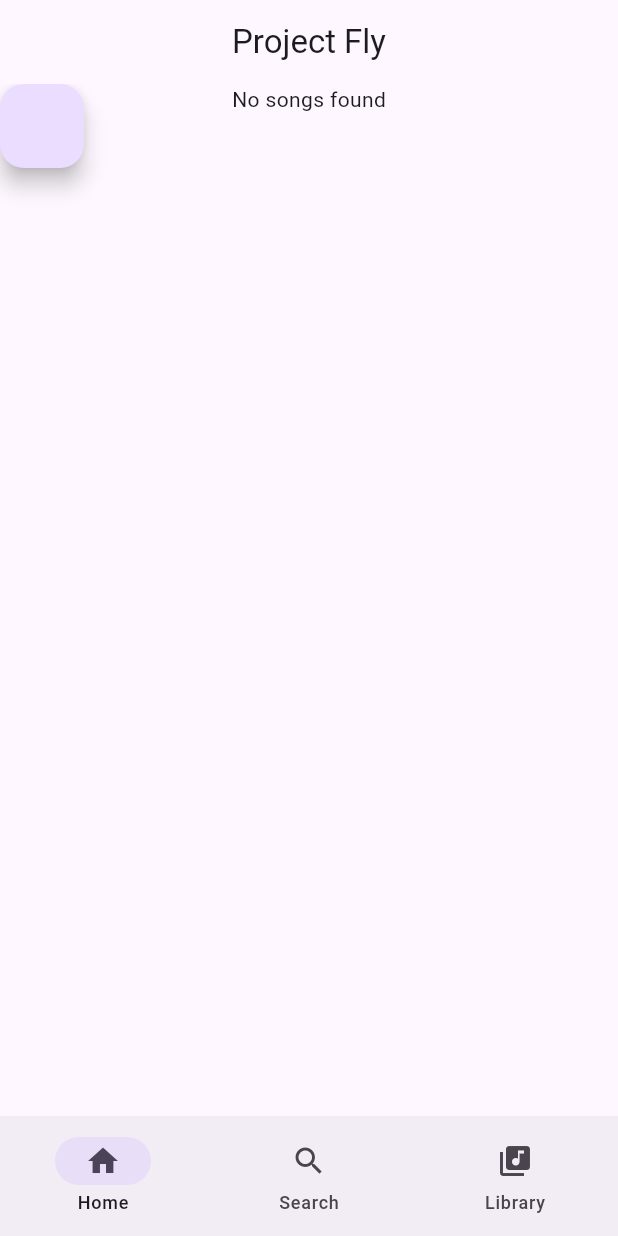
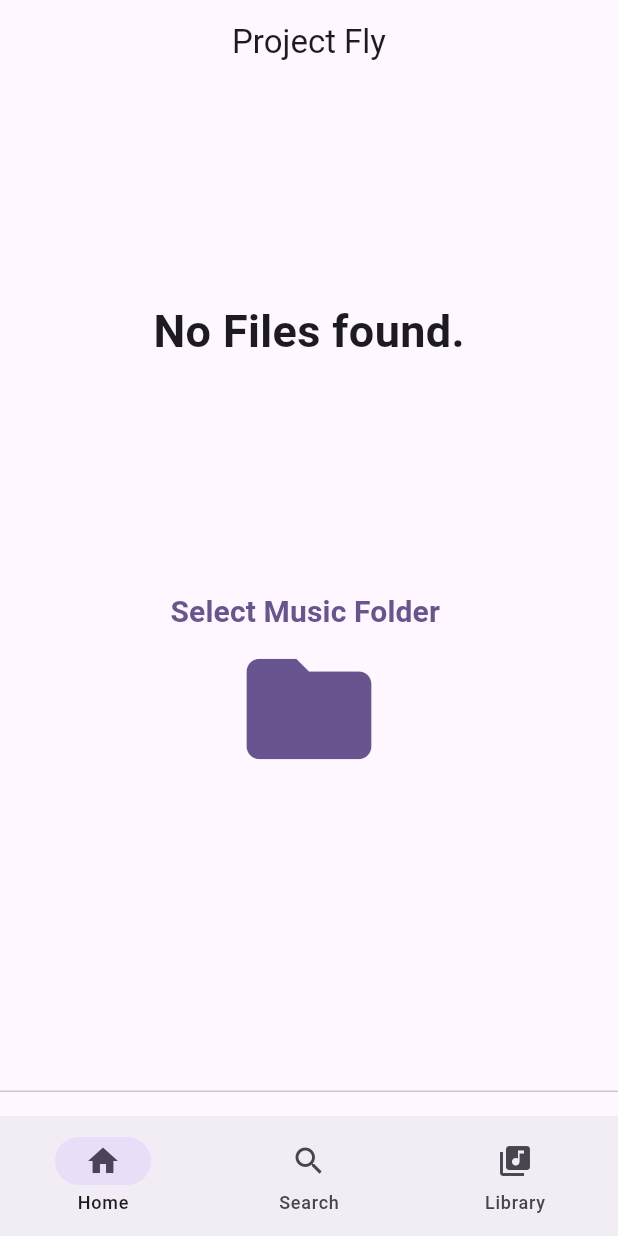
Before and after one commit to Demohstens/project_fly, a Flutter app: the screen it shows after launch, on a phone screen of 412 x 824 dp. Run offline on Flutter 3.47's test engine with Material 3 defaults, Android fonts, the phone set to English and light mode, and no system bars; our stand-ins replace audio_service, audioplayers, file_picker, sizer; missing offline and left inert: aura_box, flutter_media_metadata.

Commit message:
File picker

```diff
--- a/lib/components/home_subpage.dart
+++ b/lib/components/home_subpage.dart
@@ -1,11 +1,10 @@
-import 'dart:io';
-
 import 'package:flutter/material.dart';
 import 'package:project_fly/components/song_list_item.dart';
 import 'package:project_fly/models/player.dart';
+import 'package:project_fly/models/settings.dart';
 import 'package:project_fly/models/song.dart';
-import 'package:project_fly/models/songs.dart';
 import 'package:provider/provider.dart';
+import 'package:sizer/sizer.dart';
 
 class HomeSubPage extends StatelessWidget {
   const HomeSubPage({Key? key}) : super(key: key);
@@ -22,24 +21,68 @@ class ListOfSongs extends StatelessWidget {
 
   @override
   Widget build(BuildContext context) {
-    List<Song> songs = context.watch<Songs>().songs;
-    return Stack(children: [
-      ListView.builder(
-        itemCount: songs.length == 0 ? 1 : songs.length,
+    List<Song> songs = context.watch<FlyAudioHandler>().songs;
+    return RefreshIndicator(
+        onRefresh: () async {
+          return context
+              .read<FlyAudioHandler>()
+              .updateSongList(context.read<Settings>().musicDirectory);
+        },
+        child: Row(children: [
+          Flexible(
+            child: ListView.builder(
+              itemCount: songs.isEmpty ? 1 : songs.length,
               itemBuilder: (context, index) {
                 if (songs.isEmpty) {
-            return const Center(
-              child: Text("No songs found"),
-            );
+                  return Center(
+                      child: Column(
+                    mainAxisAlignment: MainAxisAlignment.spaceEvenly,
+                    children: [
+                      Container(
+                          height: 40.h,
+                          child: Column(
+                            mainAxisAlignment: MainAxisAlignment.center,
+                            children: [
+                              Text(
+                                "No Files found.",
+                                style: TextStyle(
+                                  fontWeight: FontWeight.bold,
+                                  fontSize: 30,
+                                ),
+                              ),
+                            ],
+                          )),
+                      TextButton(
+                          onPressed: () {
+                            selectMusicFolder().then((dir) {
+                              if (dir != null) {
+                                context.read<Settings>().setMusicDirectory(dir);
+                              } else {
+                                print("No valid dir selected.");
+                              }
+                            });
+                          },
+                          child: const Column(
+                            children: [
+                              Text(
+                                "Select Music Folder ",
+                                style: TextStyle(
+                                  fontWeight: FontWeight.bold,
+                                  fontSize: 20,
+                                ),
+                              ),
+                              Icon(Icons.folder, size: 100),
+                            ],
+                          ))
+                    ],
+                  ));
                 } else {
                   Song song = songs[index];
                   return SongListitem(song: song);
                 }
               },
             ),
-      FloatingActionButton(onPressed: () {
-        context.read<Songs>().updateSongList();
-      })
-    ]);
+          )
+        ]));
   }
 }
--- a/lib/components/song_list_item.dart
+++ b/lib/components/song_list_item.dart
@@ -1,6 +1,8 @@
 import 'package:flutter/material.dart';
 import 'package:project_fly/components/song_component.dart';
+import 'package:project_fly/models/player.dart';
 import 'package:project_fly/models/song.dart';
+import 'package:provider/provider.dart';
 
 class SongListitem extends StatelessWidget {
   final Song song;
@@ -9,8 +11,7 @@ class SongListitem extends StatelessWidget {
   Widget build(BuildContext context) {
     return ListTile(
       onTap: () {
-        Navigator.push(context,
-            MaterialPageRoute(builder: (context) => SongComponent(song: song)));
+        context.read<FlyAudioHandler>().playSong(song);
       },
       title: Text(song.title),
       subtitle: Text(song.artist ?? ""),
--- a/lib/main.dart
+++ b/lib/main.dart
@@ -9,6 +9,8 @@ import 'package:sizer/sizer.dart';
 
 late FlyAudioHandler audioHandler;
 Future<void> main() async {
+  WidgetsFlutterBinding.ensureInitialized(); // Ensure this is called
+
   audioHandler = await AudioService.init(
       builder: () => FlyAudioHandler(),
       config: const AudioServiceConfig(
--- a/lib/models/settings.dart
+++ b/lib/models/settings.dart
@@ -1,5 +1,6 @@
 import 'dart:io';
 
+import 'package:file_picker/file_picker.dart';
 import 'package:flutter/material.dart';
 import 'package:path_provider/path_provider.dart';
 
@@ -19,6 +20,15 @@ class Settings extends ChangeNotifier {
 
   void setMusicDirectory(Directory? directory) async {
     _musicDirectory = directory ?? await getApplicationDocumentsDirectory();
+    print("Music dir set to: $directory");
     notifyListeners();
   }
 }
+
+Future<Directory?> selectMusicFolder() async {
+  Directory? dir;
+  String? dirPath =
+      await FilePickerIO().getDirectoryPath(dialogTitle: "Select Music folder");
+  dirPath != null ? dir = Directory(dirPath).absolute : dir = null;
+  return dir;
+}
--- a/lib/pages/homepage.dart
+++ b/lib/pages/homepage.dart
@@ -1,10 +1,8 @@
-import 'dart:io';
-
 import 'package:flutter/material.dart';
+import 'package:project_fly/components/currently_playing_island.dart';
 import 'package:project_fly/components/home_subpage.dart';
-import 'package:project_fly/components/song_component.dart';
-import 'package:project_fly/models/song.dart';
-import 'package:project_fly/models/songs.dart';
+import 'package:project_fly/models/player.dart';
+import 'package:project_fly/models/settings.dart';
 import 'package:provider/provider.dart';
 
 class HomePage extends StatefulWidget {
@@ -20,7 +18,9 @@ class _HomePageState extends State<HomePage> {
     @override
     void initState() {
       super.initState();
-      context.read<Songs>().updateSongList();
+      context
+          .read<FlyAudioHandler>()
+          .updateSongList(context.read<Settings>().musicDirectory);
     }
 
     return FlyNavBar();
@@ -42,6 +42,8 @@ class _FlyNavBarState extends State<FlyNavBar> {
   @override
   Widget build(BuildContext context) {
     return Scaffold(
+      persistentFooterAlignment: AlignmentDirectional.centerStart,
+      persistentFooterButtons: [CurrentlyPlayingIsland()],
       appBar: AppBar(
         centerTitle: true,
         title: const Text('Project Fly'),
```
Also changed, not shown: lib/components/currently_playing_island.dart (added, +63 -0 lines), lib/models/player.dart (+61 -1 lines), lib/models/songs.dart (+1 -28 lines). Lines whose indentation alone changed are shown as unchanged.
